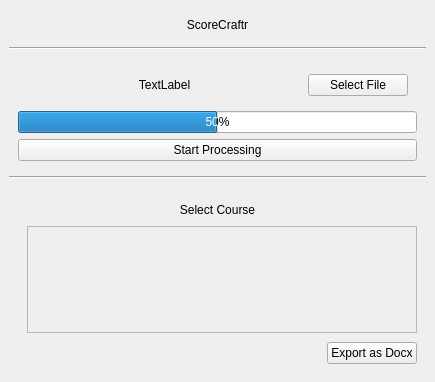
First picture: the form in app.ui, repository chunksurge/PBL-II-Project, before the edit.
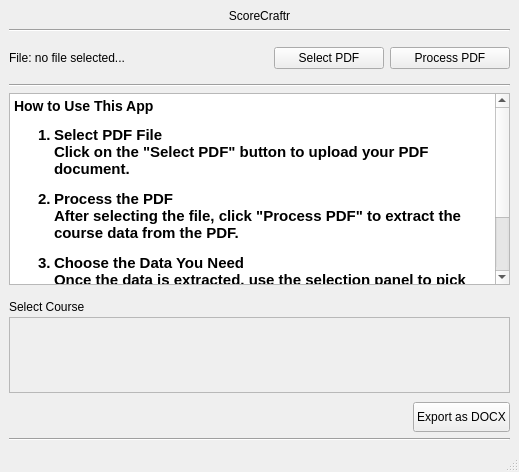
Second picture: the form after the edit. Icons and pictures are not drawn.

Commit message: Enhance UI and functionality: resize main window, add status bar, and improve PDF processing feedback

```diff
--- a/app.ui
+++ b/app.ui
@@ -6,8 +6,8 @@
    <rect>
     <x>0</x>
     <y>0</y>
-    <width>435</width>
-    <height>382</height>
+    <width>519</width>
+    <height>472</height>
    </rect>
   </property>
   <property name="windowTitle">
@@ -22,18 +22,6 @@
   <widget class="QWidget" name="centralwidget">
    <layout class="QVBoxLayout" name="verticalLayout">
     <item>
-     <widget class="QWidget" name="head_widget" native="true">
-      <property name="maximumSize">
-       <size>
-        <width>16777215</width>
-        <height>80</height>
-       </size>
-      </property>
-      <layout class="QVBoxLayout" name="verticalLayout_2">
-       <property name="spacing">
-        <number>0</number>
-       </property>
-       <item>
         <widget class="QLabel" name="title">
          <property name="styleSheet">
           <string notr="true">font: 670 22pt &quot;Ubuntu Sans&quot;;</string>
@@ -46,9 +34,6 @@
          </property>
         </widget>
        </item>
-      </layout>
-     </widget>
-    </item>
     <item>
      <widget class="Line" name="line">
       <property name="orientation">
@@ -57,18 +42,24 @@
      </widget>
     </item>
     <item>
-     <widget class="QWidget" name="file_select_widget" native="true">
-      <layout class="QVBoxLayout" name="verticalLayout_3">
-       <item>
         <widget class="QWidget" name="select_file_widget" native="true">
          <layout class="QHBoxLayout" name="horizontalLayout">
+       <property name="leftMargin">
+        <number>0</number>
+       </property>
+       <property name="topMargin">
+        <number>9</number>
+       </property>
+       <property name="rightMargin">
+        <number>0</number>
+       </property>
           <item>
            <widget class="QLabel" name="file_name">
             <property name="text">
-             <string>TextLabel</string>
+          <string>File: no file selected...</string>
             </property>
             <property name="alignment">
-             <set>Qt::AlignmentFlag::AlignCenter</set>
+          <set>Qt::AlignmentFlag::AlignLeading|Qt::AlignmentFlag::AlignLeft|Qt::AlignmentFlag::AlignVCenter</set>
             </property>
            </widget>
           </item>
@@ -76,29 +67,37 @@
            <widget class="QPushButton" name="select_file_btn">
             <property name="maximumSize">
              <size>
-              <width>100</width>
+           <width>110</width>
               <height>16777215</height>
              </size>
             </property>
             <property name="text">
-             <string>Select File</string>
-            </property>
-           </widget>
-          </item>
-         </layout>
-        </widget>
-       </item>
-       <item>
-        <widget class="QProgressBar" name="progress_bar">
-         <property name="value">
-          <number>50</number>
+          <string>Select PDF</string>
+         </property>
+         <property name="icon">
+          <iconset theme="QIcon::ThemeIcon::DocumentOpen"/>
+         </property>
+         <property name="shortcut">
+          <string>Ctrl+N</string>
          </property>
         </widget>
        </item>
        <item>
         <widget class="QPushButton" name="process_pdf_btn">
+         <property name="maximumSize">
+          <size>
+           <width>120</width>
+           <height>16777215</height>
+          </size>
+         </property>
          <property name="text">
-          <string>Start Processing</string>
+          <string>Process PDF</string>
+         </property>
+         <property name="icon">
+          <iconset theme="QIcon::ThemeIcon::DocumentProperties"/>
+         </property>
+         <property name="shortcut">
+          <string>Return</string>
          </property>
         </widget>
        </item>
@@ -112,15 +111,43 @@
       </property>
      </widget>
     </item>
+    <item>
+     <widget class="QTextBrowser" name="instructions_label">
+      <property name="html">
+       <string>&lt;!DOCTYPE HTML PUBLIC &quot;-//W3C//DTD HTML 4.0//EN&quot; &quot;http://www.w3.org/TR/REC-html40/strict.dtd&quot;&gt;
+&lt;html&gt;&lt;head&gt;&lt;meta name=&quot;qrichtext&quot; content=&quot;1&quot; /&gt;&lt;meta charset=&quot;utf-8&quot; /&gt;&lt;style type=&quot;text/css&quot;&gt;
+p, li { white-space: pre-wrap; }
+hr { height: 1px; border-width: 0; }
+li.unchecked::marker { content: &quot;\2610&quot;; }
+li.checked::marker { content: &quot;\2612&quot;; }
+&lt;/style&gt;&lt;/head&gt;&lt;body style=&quot; font-family:'Ubuntu'; font-size:11pt; font-weight:500; font-style:normal;&quot;&gt;
+&lt;h3 style=&quot; margin-top:14px; margin-bottom:12px; margin-left:0px; margin-right:0px; -qt-block-indent:0; text-indent:0px;&quot;&gt;&lt;span style=&quot; font-size:large; font-weight:700;&quot;&gt;How to Use This App&lt;/span&gt;&lt;/h3&gt;
+&lt;ol style=&quot;margin-top: 0px; margin-bottom: 0px; margin-left: 0px; margin-right: 0px; -qt-list-indent: 1;&quot;&gt;
+&lt;li style=&quot; margin-top:12px; margin-bottom:12px; margin-left:0px; margin-right:0px; -qt-block-indent:0; text-indent:0px;&quot;&gt;&lt;span style=&quot; font-weight:700;&quot;&gt;Select PDF File&lt;/span&gt;&lt;br /&gt;Click on the &lt;span style=&quot; font-weight:700;&quot;&gt;&amp;quot;Select PDF&amp;quot;&lt;/span&gt; button to upload your PDF document.&lt;/li&gt;
+&lt;li style=&quot; margin-top:12px; margin-bottom:12px; margin-left:0px; margin-right:0px; -qt-block-indent:0; text-indent:0px;&quot;&gt;&lt;span style=&quot; font-weight:700;&quot;&gt;Process the PDF&lt;/span&gt;&lt;br /&gt;After selecting the file, click &lt;span style=&quot; font-weight:700;&quot;&gt;&amp;quot;Process PDF&amp;quot;&lt;/span&gt; to extract the course data from the PDF.&lt;/li&gt;
+&lt;li style=&quot; margin-top:12px; margin-bottom:12px; margin-left:0px; margin-right:0px; -qt-block-indent:0; text-indent:0px;&quot;&gt;&lt;span style=&quot; font-weight:700;&quot;&gt;Choose the Data You Need&lt;/span&gt;&lt;br /&gt;Once the data is extracted, use the &lt;span style=&quot; font-weight:700;&quot;&gt;selection panel&lt;/span&gt; to pick the specific course information you want to export.&lt;/li&gt;
+&lt;li style=&quot; margin-top:12px; margin-bottom:12px; margin-left:0px; margin-right:0px; -qt-block-indent:0; text-indent:0px;&quot;&gt;&lt;span style=&quot; font-weight:700;&quot;&gt;Export to DOCX&lt;/span&gt;&lt;br /&gt;Click the &lt;span style=&quot; font-weight:700;&quot;&gt;&amp;quot;Export as DOCX&amp;quot;&lt;/span&gt; button to download your selected data as a Word document.&lt;/li&gt;&lt;/ol&gt;&lt;/body&gt;&lt;/html&gt;</string>
+      </property>
+     </widget>
+    </item>
     <item>
      <widget class="QWidget" name="course_select_widget" native="true">
       <layout class="QVBoxLayout" name="verticalLayout_8">
        <property name="spacing">
         <number>0</number>
        </property>
-       <item>
-        <widget class="QWidget" name="select_course_label_widget" native="true">
-         <layout class="QVBoxLayout" name="verticalLayout_9">
+       <property name="leftMargin">
+        <number>0</number>
+       </property>
+       <property name="topMargin">
+        <number>9</number>
+       </property>
+       <property name="rightMargin">
+        <number>0</number>
+       </property>
+       <property name="bottomMargin">
+        <number>0</number>
+       </property>
           <item>
            <widget class="QLabel" name="select_course_label">
             <property name="styleSheet">
@@ -130,11 +157,8 @@
              <string>Select Course</string>
             </property>
             <property name="alignment">
-             <set>Qt::AlignmentFlag::AlignCenter</set>
-            </property>
-           </widget>
-          </item>
-         </layout>
+          <set>Qt::AlignmentFlag::AlignLeading|Qt::AlignmentFlag::AlignLeft|Qt::AlignmentFlag::AlignVCenter</set>
+         </property>
         </widget>
        </item>
        <item>
@@ -143,9 +167,12 @@
           <property name="spacing">
            <number>0</number>
           </property>
-          <property name="topMargin">
+          <property name="leftMargin">
            <number>0</number>
           </property>
+          <property name="topMargin">
+           <number>3</number>
+          </property>
           <property name="rightMargin">
            <number>0</number>
           </property>
@@ -162,8 +189,8 @@
               <rect>
                <x>0</x>
                <y>0</y>
-               <width>388</width>
-               <height>64</height>
+               <width>499</width>
+               <height>68</height>
               </rect>
              </property>
              <layout class="QVBoxLayout" name="verticalLayout_11"/>
@@ -176,7 +203,13 @@
        <item>
         <widget class="QWidget" name="export_btn_widget" native="true">
          <layout class="QHBoxLayout" name="horizontalLayout_2">
+          <property name="spacing">
+           <number>0</number>
+          </property>
           <property name="leftMargin">
+           <number>0</number>
+          </property>
+          <property name="topMargin">
            <number>9</number>
           </property>
           <property name="rightMargin">
@@ -200,14 +233,20 @@
           </item>
           <item>
            <widget class="QPushButton" name="export_as_docx_btn">
+            <property name="minimumSize">
+             <size>
+              <width>0</width>
+              <height>30</height>
+             </size>
+            </property>
             <property name="maximumSize">
              <size>
-              <width>120</width>
+              <width>150</width>
               <height>16777215</height>
              </size>
             </property>
             <property name="text">
-             <string>Export as Docx</string>
+             <string>Export as DOCX</string>
             </property>
            </widget>
           </item>
@@ -217,8 +256,23 @@
       </layout>
      </widget>
     </item>
+    <item>
+     <widget class="Line" name="line_3">
+      <property name="orientation">
+       <enum>Qt::Orientation::Horizontal</enum>
+      </property>
+     </widget>
+    </item>
    </layout>
   </widget>
+  <widget class="QStatusBar" name="statusbar">
+   <property name="layoutDirection">
+    <enum>Qt::LayoutDirection::LeftToRight</enum>
+   </property>
+   <property name="sizeGripEnabled">
+    <bool>true</bool>
+   </property>
+  </widget>
  </widget>
  <resources/>
  <connections/>
```
Left out of the diff: 6 changed lines with no effect on the pictures. Lines whose indentation alone changed are shown as unchanged. The commit also changes 3 other files.
